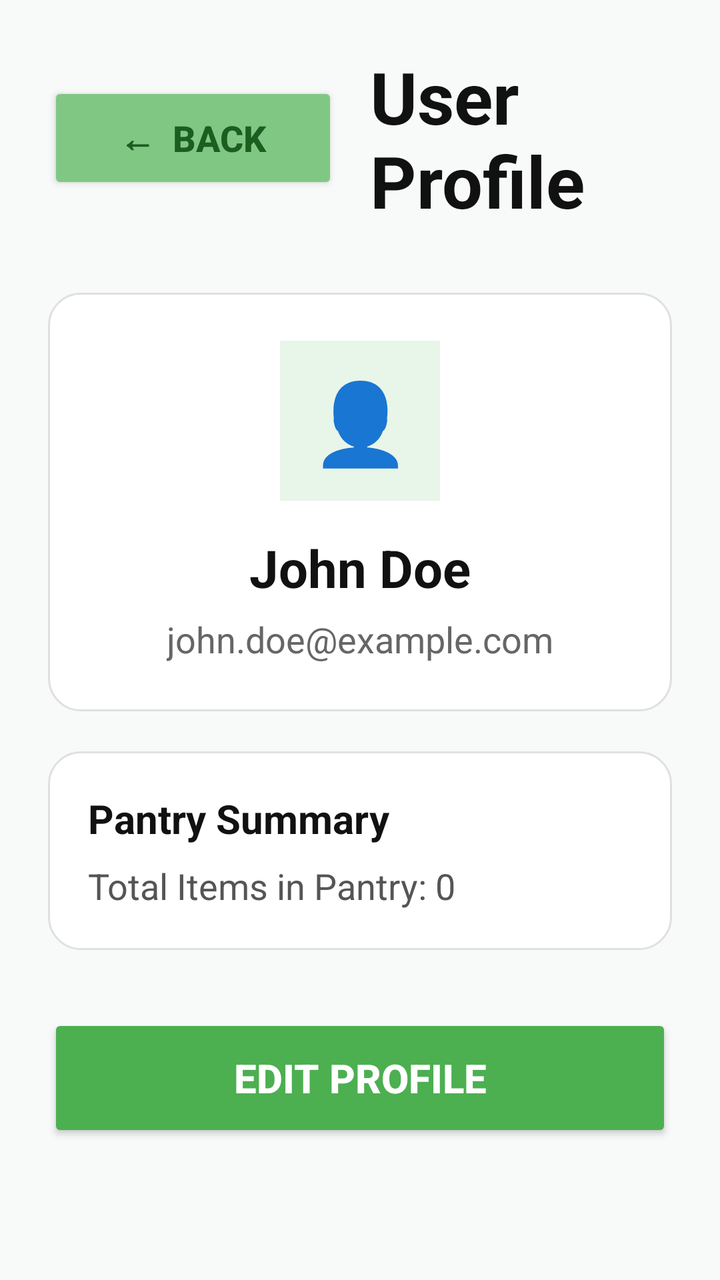
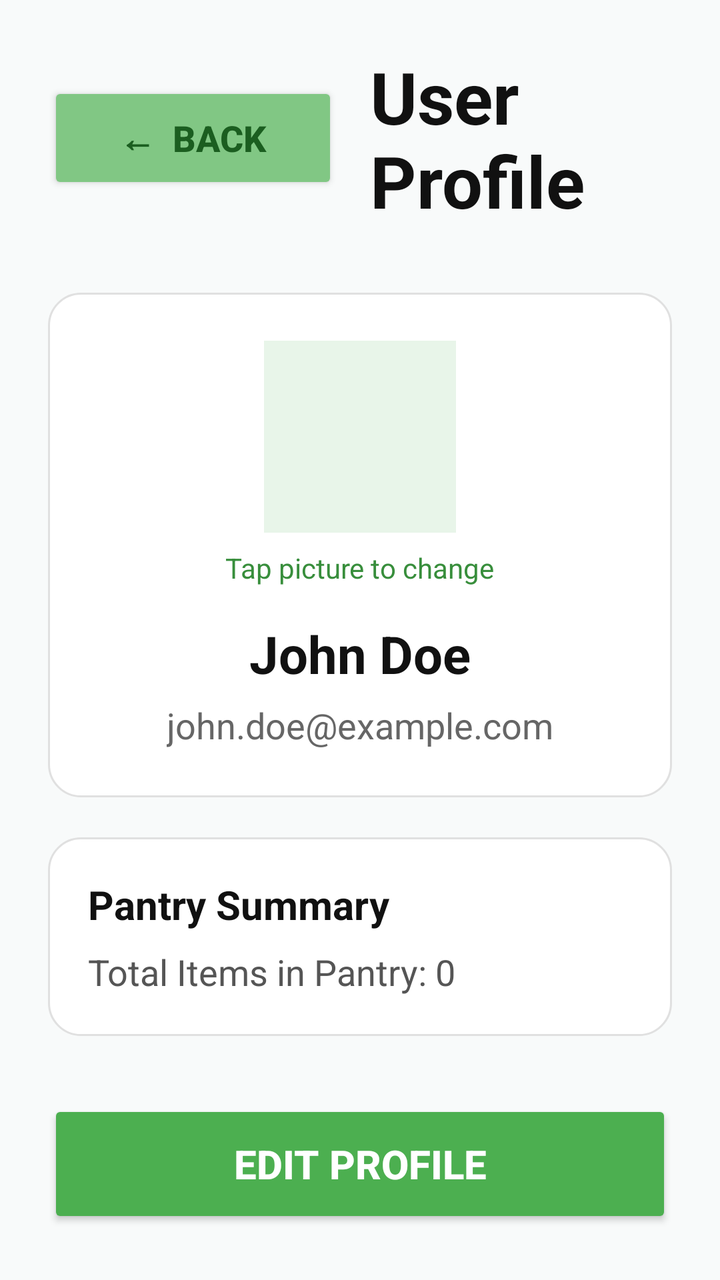

Two renders of the same Android screen: before a commit and after it. Below are the layout's source before the change and the commit's diff.
<!-- AndroidManifest.xml: application theme Theme.SmartPantryManager -->
<!-- res/layout/activity_profile.xml -->
<?xml version="1.0" encoding="utf-8"?>
<ScrollView
    xmlns:android="http://schemas.android.com/apk/res/android"
    android:layout_width="match_parent"
    android:layout_height="match_parent"
    android:fillViewport="true"
    android:background="#F8FAFA">

    <LinearLayout
        android:layout_width="match_parent"
        android:layout_height="wrap_content"
        android:orientation="vertical"
        android:padding="24dp">

        
        <LinearLayout
            android:layout_width="match_parent"
            android:layout_height="wrap_content"
            android:orientation="horizontal"
            android:gravity="center_vertical">

            <Button
                android:id="@+id/btnBack"
                android:layout_width="145dp"
                android:layout_height="56dp"
                android:backgroundTint="#81C784"
                android:text="←  Back"
                android:textColor="#1B5E20"
                android:textSize="18sp"
                android:textStyle="bold" />

            <TextView
                android:layout_width="0dp"
                android:layout_height="wrap_content"
                android:layout_weight="1"
                android:layout_marginStart="16dp"
                android:text="User Profile"
                android:textColor="#111111"
                android:textSize="36sp"
                android:textStyle="bold" />

        </LinearLayout>

        
        <LinearLayout
            android:layout_width="match_parent"
            android:layout_height="wrap_content"
            android:layout_marginTop="32dp"
            android:background="@drawable/card_background"
            android:padding="24dp"
            android:orientation="vertical"
            android:gravity="center">

            <TextView
                android:layout_width="80dp"
                android:layout_height="80dp"
                android:background="#E8F5E9"
                android:gravity="center"
                android:text="👤"
                android:textSize="40sp" />

            <TextView
                android:id="@+id/txtProfileName"
                android:layout_width="wrap_content"
                android:layout_height="wrap_content"
                android:layout_marginTop="16dp"
                android:text="John Doe"
                android:textColor="#111111"
                android:textSize="26sp"
                android:textStyle="bold" />

            <TextView
                android:id="@+id/txtProfileEmail"
                android:layout_width="wrap_content"
                android:layout_height="wrap_content"
                android:layout_marginTop="6dp"
                android:text="john.doe@example.com"
                android:textColor="#666666"
                android:textSize="18sp" />

        </LinearLayout>

        
        <LinearLayout
            android:layout_width="match_parent"
            android:layout_height="wrap_content"
            android:layout_marginTop="20dp"
            android:background="@drawable/card_background"
            android:padding="20dp"
            android:orientation="vertical">

            <TextView
                android:layout_width="wrap_content"
                android:layout_height="wrap_content"
                android:text="Pantry Summary"
                android:textColor="#111111"
                android:textSize="20sp"
                android:textStyle="bold" />

            <TextView
                android:id="@+id/txtPantryInfoCount"
                android:layout_width="wrap_content"
                android:layout_height="wrap_content"
                android:layout_marginTop="8dp"
                android:text="Total Items in Pantry: 0"
                android:textColor="#555555"
                android:textSize="18sp" />
        </LinearLayout>

        
        <Button
            android:id="@+id/btnEditProfile"
            android:layout_width="match_parent"
            android:layout_height="64dp"
            android:layout_marginTop="32dp"
            android:backgroundTint="#4CAF50"
            android:text="Edit Profile"
            android:textColor="#FFFFFF"
            android:textSize="20sp"
            android:textStyle="bold" />

    </LinearLayout>

</ScrollView>
<!-- resources referenced by this layout -->
<resources>
  <!-- drawable card_background (drawable) -->
  <?xml version="1.0" encoding="utf-8"?>
  <shape xmlns:android="http://schemas.android.com/apk/res/android"
      android:shape="rectangle">
      <solid android:color="#FFFFFF" />
      <corners android:radius="16dp" />
      <stroke android:width="1dp" android:color="#E0E0E0" />
  </shape>
  <style name="Theme.SmartPantryManager" parent="Base.Theme.SmartPantryManager" />
  <style name="Base.Theme.SmartPantryManager" parent="Theme.Material3.DayNight.NoActionBar">
          
          
      </style>
</resources>

<!-- the commit's change to res/layout/activity_profile.xml (unified diff, before → after) -->
@@ -51,13 +51,23 @@
             android:orientation="vertical"
             android:gravity="center">
 
+            <ImageView
+                android:id="@+id/imgProfile"
+                android:layout_width="96dp"
+                android:layout_height="96dp"
+                android:background="#E8F5E9"
+                android:contentDescription="Profile Picture"
+                android:scaleType="centerCrop"
+                android:clickable="true"
+                android:focusable="true" />
+
             <TextView
-                android:layout_width="80dp"
-                android:layout_height="80dp"
-                android:background="#E8F5E9"
-                android:gravity="center"
-                android:text="👤"
-                android:textSize="40sp" />
+                android:layout_width="wrap_content"
+                android:layout_height="wrap_content"
+                android:layout_marginTop="8dp"
+                android:text="Tap picture to change"
+                android:textColor="#388E3C"
+                android:textSize="14sp" />
 
             <TextView
                 android:id="@+id/txtProfileName"
